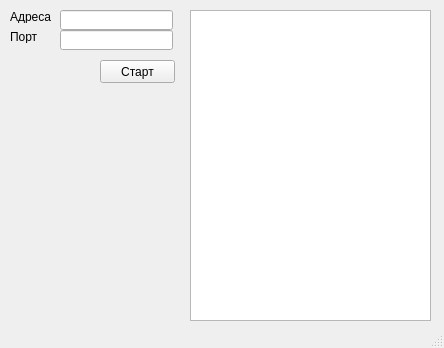
The window that myServer/server.ui (mykolasopushynskyi/Kursec) describes before a commit, drawn with Qt 5.
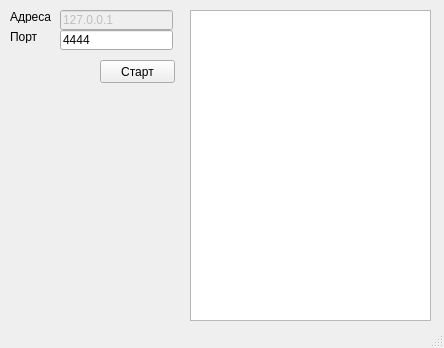
The same window after the commit.

Diff of the .ui file:
```diff
--- a/myServer/server.ui
+++ b/myServer/server.ui
@@ -32,7 +32,7 @@
    </widget>
    <widget class="QLineEdit" name="address">
     <property name="enabled">
-     <bool>true</bool>
+     <bool>false</bool>
     </property>
     <property name="geometry">
      <rect>
@@ -42,6 +42,9 @@
       <height>20</height>
      </rect>
     </property>
+    <property name="text">
+     <string>127.0.0.1</string>
+    </property>
    </widget>
    <widget class="QLineEdit" name="port">
     <property name="geometry">
@@ -52,6 +55,9 @@
       <height>20</height>
      </rect>
     </property>
+    <property name="text">
+     <string>4444</string>
+    </property>
    </widget>
    <widget class="QLabel" name="label">
     <property name="geometry">
```
